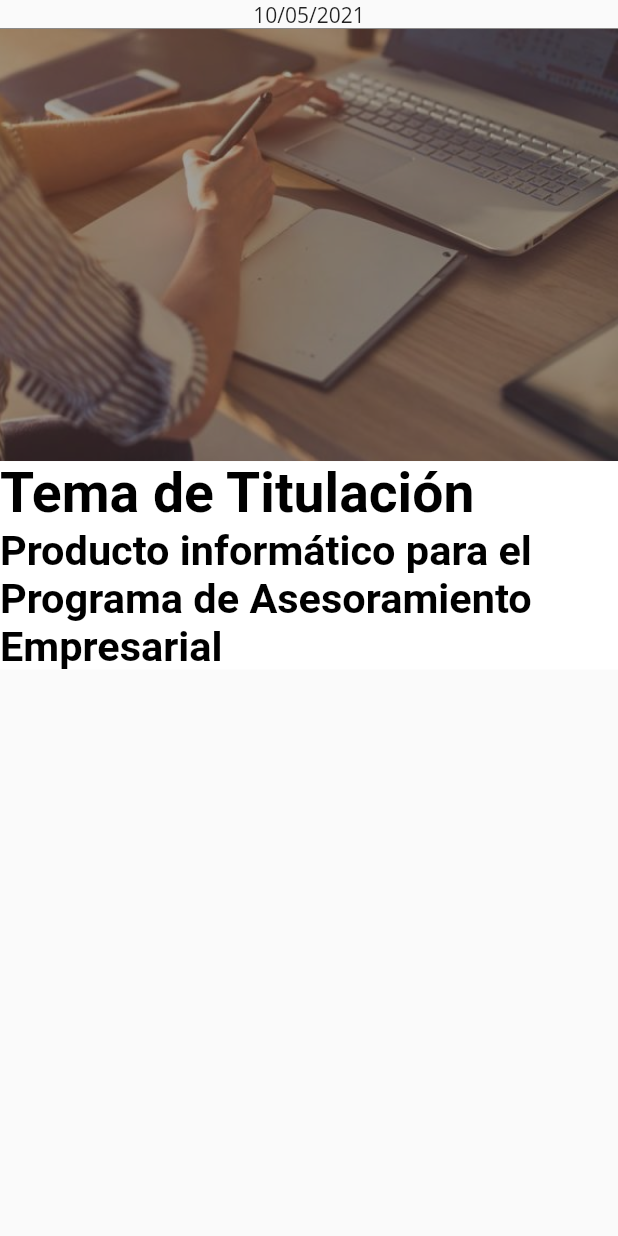
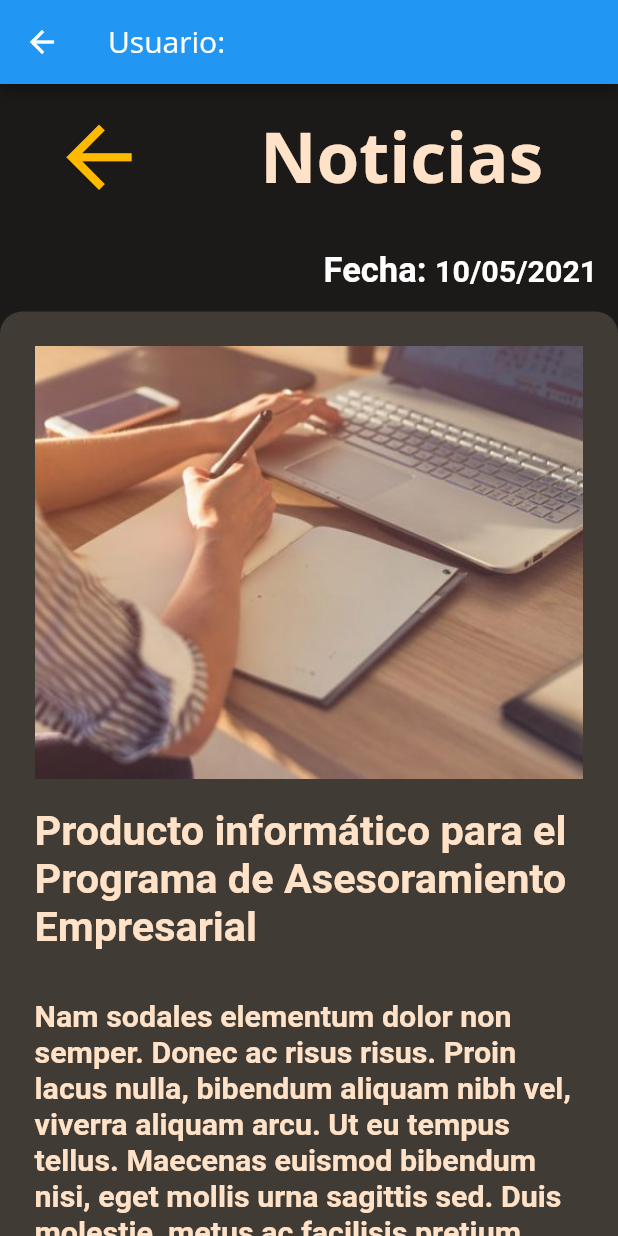
Before and after one commit to DavidEF1996/PasantiaUPS, a Flutter app: the NoticiasInformacion screen opened directly with sample values from the repository, on a phone screen of 412 x 824 dp. Run offline on Flutter 3.47's test engine with Material 2 defaults, Android fonts, the phone set to English and light mode, and no system bars; our stand-ins replace flutter_svg.

Commit message:
Parte visual de la pagina de noticias individuales

```diff
--- a/Proyecto/pasantia_noticias/lib/pages/login/noticiasInformacion.dart
+++ b/Proyecto/pasantia_noticias/lib/pages/login/noticiasInformacion.dart
@@ -1,6 +1,8 @@
 import 'package:flutter/material.dart';
 import 'package:pasantia_noticias/pages/login/widgets/notices.dart';
 import 'package:pasantia_noticias/utils/responsive.dart';
+import 'package:pasantia_noticias/widgets/botonRegresar.dart';
+import 'package:pasantia_noticias/widgets/botonReusable.dart';
 
 class NoticiasInformacion extends StatelessWidget {
   Noticias noticias;
@@ -9,19 +11,19 @@ class NoticiasInformacion extends StatelessWidget {
   @override
   Widget build(BuildContext context) {
     final Responsive responsive = Responsive.of(context);
-    return SingleChildScrollView(
+    return Scaffold(
+      appBar: new AppBar(
+        title: Container(
+          alignment: Alignment.center,
+          child: Row(
+            children: [Text("Usuario:")],
+          ),
+        ),
+      ),
+      body: SingleChildScrollView(
         child: Container(
-        child: Column(
-          children: [
-            Container(child: Text(noticias.fecha)),
-            Container(
+          alignment: Alignment.center,
           decoration: BoxDecoration(
-                image: DecorationImage(
-                  image: AssetImage(noticias.image),
-                  fit: BoxFit.cover,
-                  colorFilter: new ColorFilter.mode(
-                      Colors.black.withOpacity(0.6), BlendMode.dstATop),
-                ),
             gradient: LinearGradient(
               begin: Alignment.topCenter,
               end: Alignment(
@@ -34,23 +36,93 @@ class NoticiasInformacion extends StatelessWidget {
                   TileMode.repeated, // repeats the gradient over the canvas
             ),
           ),
+          child: Column(
+            children: [
+              Container(
+                child: Row(
+                  children: [
+                    BotonRegresar(
+                        onPressed: () {
+                          print("Regresar");
+                        },
+                        label: "Regresar"),
+                    SizedBox(width: responsive.diagonalPorcentaje(4.5)),
+                    Text(
+                      "Noticias",
+                      style: TextStyle(
+                          fontSize: responsive.diagonalPorcentaje(5),
+                          color: Color.fromRGBO(255, 226, 199, 1),
+                          fontWeight: FontWeight.bold),
+                    )
+                  ],
+                ),
+              ),
+              Container(
+                padding: EdgeInsets.all(responsive.diagonalPorcentaje(1.5)),
+                alignment: Alignment.centerRight,
+                child: RichText(
+                    text: TextSpan(
+                        text: "Fecha: ",
+                        style: TextStyle(
+                            fontWeight: FontWeight.bold,
+                            fontSize: responsive.diagonalPorcentaje(2.5)),
+                        children: <TextSpan>[
+                      TextSpan(
+                          text: noticias.fecha,
+                          style: TextStyle(
+                              fontSize: responsive.diagonalPorcentaje(2.2)))
+                    ])),
+              ),
+              Container(
+                padding: EdgeInsets.all(responsive.diagonalPorcentaje(2.5)),
+                decoration: BoxDecoration(
+                  borderRadius: BorderRadius.circular(15),
+                  //color: Colors.transparent,
+                  gradient: LinearGradient(
+                    begin: Alignment.bottomRight,
+                    end: Alignment(
+                        1, 1), // 10% of the width, so there are ten blinds.
+                    colors: [
+                      const Color.fromRGBO(101, 91, 80, 1),
+                      const Color.fromRGBO(28, 26, 24, 1),
+                    ], // red to yellow
+                    tileMode: TileMode
+                        .repeated, // repeats the gradient over the canvas
+                  ),
+                ),
+                child: Column(
+                  children: [
+                    Container(
+                      decoration: BoxDecoration(
+                        image: DecorationImage(
+                          image: AssetImage(noticias.image),
+                          fit: BoxFit.cover,
+                          colorFilter: new ColorFilter.mode(
+                              Colors.black.withOpacity(1), BlendMode.dstATop),
+                        ),
+                      ),
                       width: MediaQuery.of(context).size.height * 0.5,
                       height: MediaQuery.of(context).size.height * 0.35,
                     ),
+                    SizedBox(
+                      height: responsive.diagonalPorcentaje(2),
+                    ),
                     Container(
-              color: Colors.white,
+                      color: Colors.transparent,
                       child: RichText(
                         text: TextSpan(
-                  text: noticias.title + "\n",
+                          text: noticias.titulo + "\n",
                           style: TextStyle(
-                      fontSize: responsive.diagonalPorcentaje(4),
-                      color: Colors.black,
+                              fontSize: responsive.diagonalPorcentaje(3),
+                              color: Color.fromRGBO(255, 226, 199, 1),
                               fontWeight: FontWeight.bold),
                           children: <TextSpan>[
+                            TextSpan(text: " " + "\n"),
                             TextSpan(
-                        text: noticias.name,
+                                text: noticias.contenido,
                                 style: TextStyle(
-                            fontSize: responsive.diagonalPorcentaje(3))),
+                                    fontSize:
+                                        responsive.diagonalPorcentaje(2.2))),
                           ],
                         ),
                       ),
@@ -58,6 +130,10 @@ class NoticiasInformacion extends StatelessWidget {
                   ],
                 ),
               ),
+            ],
+          ),
+        ),
+      ),
     );
   }
 }
--- a/Proyecto/pasantia_noticias/lib/pages/login/widgets/notices.dart
+++ b/Proyecto/pasantia_noticias/lib/pages/login/widgets/notices.dart
@@ -3,28 +3,39 @@ import 'dart:ui';
 import 'package:flutter/material.dart';
 
 class Noticias {
-  String title;
-  String name;
+  String categoria;
+  String titulo;
+  String contenido;
   Color color;
   String image;
   String fecha;
 
-  Noticias(this.title, this.name, this.color, this.image, this.fecha);
+  Noticias(this.categoria, this.titulo, this.contenido, this.color, this.image,
+      this.fecha);
 
   static List<Noticias> noticias_album() {
     return [
       Noticias(
           "Tema de Titulación",
           "Producto informático para el Programa de Asesoramiento Empresarial",
+          "Nam sodales elementum dolor non semper. Donec ac risus risus. Proin lacus nulla, bibendum aliquam nibh vel, viverra aliquam arcu. Ut eu tempus tellus. Maecenas euismod bibendum nisi, eget mollis urna sagittis sed. Duis molestie, metus ac facilisis pretium, urna nulla varius nisi, in volutpat tellus justo a neque. Sed ac mi dui. Vestibulum ante ipsum primis in faucibus orci luctus et ultrices posuere cubilia Curae; Sed lacus dui, laoreet in urna eu, tristique lobortis odio. Donec dignissim erat metus, a molestie lorem vulputate eget. Sed vulputate dignissim purus, ut varius libero elementum at. Curabitur quis diam dui. Nullam a venenatis urna.",
           Colors.black,
-          "assets/titulacion.jpg", "10/05/2021"),
+          "assets/titulacion.jpg",
+          "10/05/2021"),
       Noticias(
           "Oferta laboral",
           "Physeter SA necesita estudiantes para pasantías",
+          "Nam sodales elementum dolor non semper. Donec ac risus risus. Proin lacus nulla, bibendum aliquam nibh vel, viverra aliquam arcu. Ut eu tempus tellus. Maecenas euismod bibendum nisi, eget mollis urna sagittis sed. Duis molestie, metus ac facilisis pretium, urna nulla varius nisi, in volutpat tellus justo a neque. Sed ac mi dui. Vestibulum ante ipsum primis in faucibus orci luctus et ultrices posuere cubilia Curae; Sed lacus dui, laoreet in urna eu, tristique lobortis odio. Donec dignissim erat metus, a molestie lorem vulputate eget. Sed vulputate dignissim purus, ut varius libero elementum at. Curabitur quis diam dui. Nullam a venenatis urna.",
           Colors.black,
-          "assets/ofertaLaboral.jpg", "10/05/2021"),
-      Noticias("Horarios de Examenes", "Este es el horario de exámenes para...",
-          Colors.black, "assets/titulacion.jpg", "10/05/2021")
+          "assets/ofertaLaboral.jpg",
+          "10/05/2021"),
+      Noticias(
+          "Examenes",
+          "Horarios de Examenes Primer Interciclo",
+          "Este es el horario de exámenes para...",
+          Colors.black,
+          "assets/titulacion.jpg",
+          "10/05/2021")
     ];
   }
 }
--- a/Proyecto/pasantia_noticias/lib/pages/login/widgets/notices_card.dart
+++ b/Proyecto/pasantia_noticias/lib/pages/login/widgets/notices_card.dart
@@ -20,7 +20,7 @@ class CardNotices extends StatelessWidget {
         height: 150,
         child: InkWell(
           onTap: () {
-            print(noticias.name);
+            print(noticias.categoria);
             Navigator.push(
               context,
               new MaterialPageRoute(
@@ -33,7 +33,7 @@ class CardNotices extends StatelessWidget {
             child: Column(
               crossAxisAlignment: CrossAxisAlignment.start,
               children: <Widget>[
-                padding(Text(noticias.title,
+                padding(Text(noticias.titulo,
                     style: TextStyle(
                         fontSize: 15,
                         fontWeight: FontWeight.bold,
--- /dev/null
+++ b/Proyecto/pasantia_noticias/lib/widgets/botonRegresar.dart
@@ -0,0 +1,29 @@
+import 'package:flutter/cupertino.dart';
+import 'package:flutter/material.dart';
+import 'package:pasantia_noticias/utils/responsive.dart';
+
+class BotonRegresar extends StatelessWidget {
+  final VoidCallback onPressed;
+  final String label;
+  const BotonRegresar({Key key, @required this.onPressed, @required this.label})
+      : assert(label != null),
+        super(key: key);
+
+  @override
+  Widget build(BuildContext context) {
+    final Responsive responsive = Responsive.of(context);
+    return Container(
+      child: CupertinoButton(
+        child: Container(
+          width: responsive.diagonalPorcentaje(10),
+          child: Icon(
+            Icons.arrow_back,
+            size: 65,
+            color: Color.fromRGBO(255, 186, 0, 1),
+          ),
+        ),
+        onPressed: this.onPressed,
+      ),
+    );
+  }
+}
```
Lines whose indentation alone changed are shown as unchanged.
